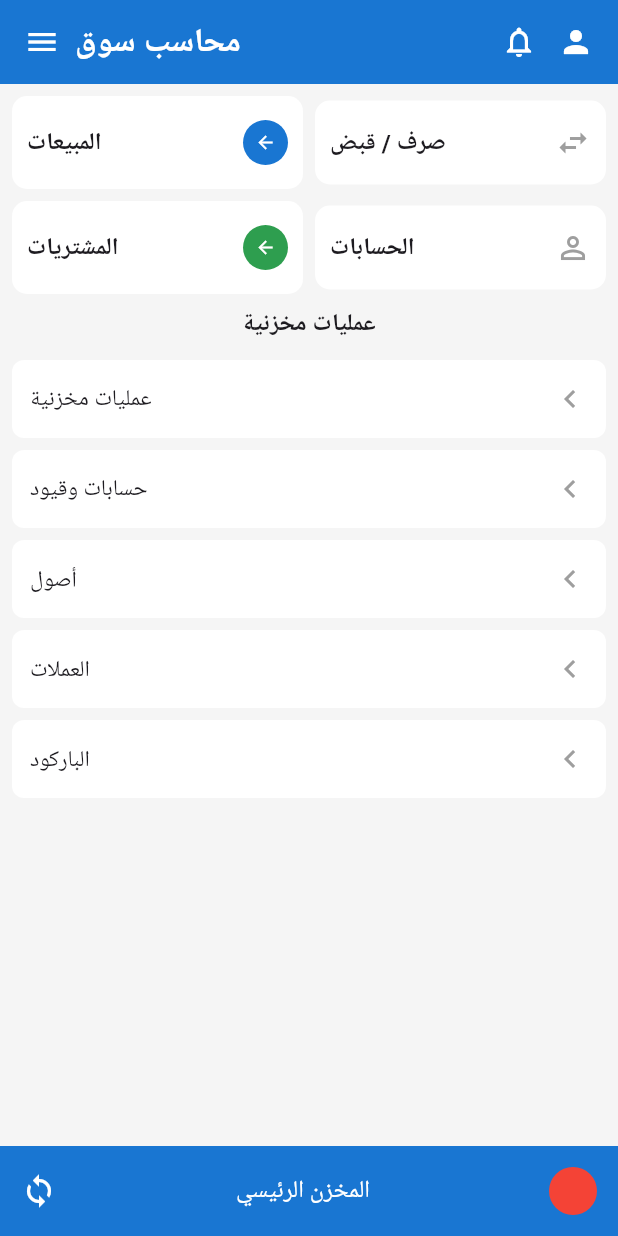
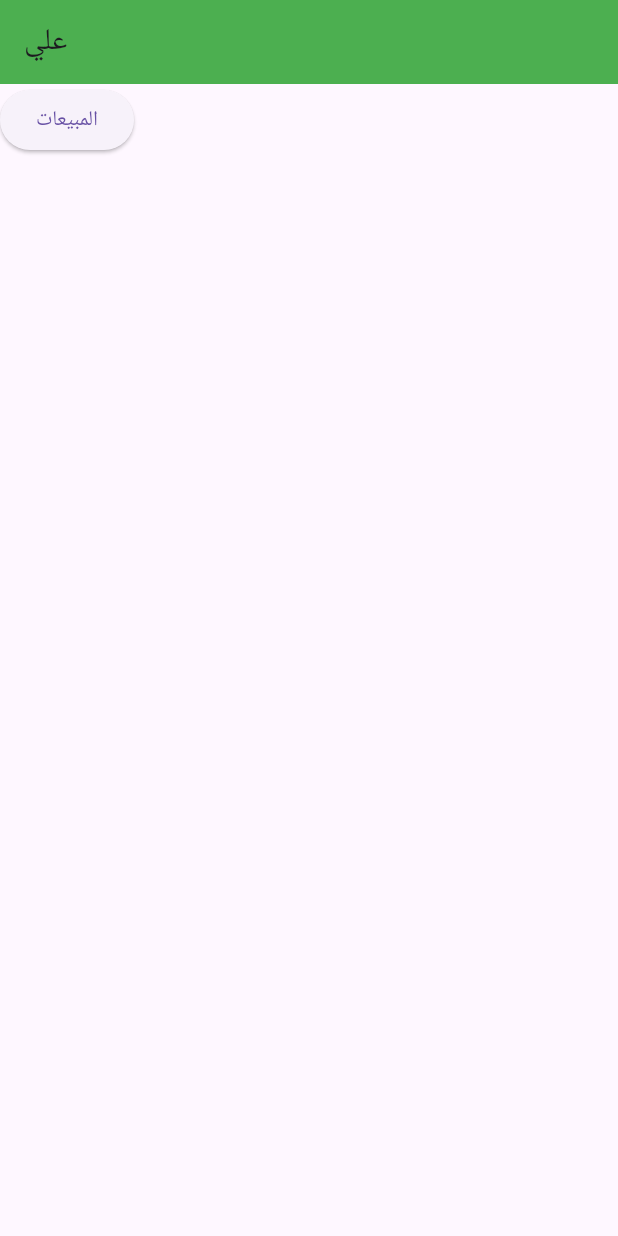
Before and after one commit to walidalsanhani2005-art/mohaseb-app, a Flutter app: the screen it shows after launch, after a tap on "المبيعات", on a phone screen of 412 x 824 dp. Run offline on Flutter 3.47's test engine with Material 3 defaults, Android fonts, the phone set to English and light mode, and no system bars.

Commit message:
Update main.dart

```diff
--- a/lib/main.dart
+++ b/lib/main.dart
@@ -1,141 +1,27 @@
 import 'package:flutter/material.dart';
 
 void main() {
-  runApp(const MyApp());
-}
-
-class MyApp extends StatelessWidget {
-  const MyApp({super.key});
-  @override
-  Widget build(BuildContext context) {
-    return MaterialApp(
-      debugShowCheckedModeBanner: false,
-      title: 'المخزن',
-      theme: ThemeData(primaryColor: const Color(0xFF1976D2)),
-      home: const HomePage(),
-    );
-  }
-}
-
-class HomePage extends StatelessWidget {
-  const HomePage({super.key});
-
-  Widget _cardBlue(String title, Color c) {
-    return InkWell(
-      onTap: () {},
-      child: Container(
-        padding: const EdgeInsets.symmetric(horizontal: 10, vertical: 16),
-        decoration: BoxDecoration(color: Colors.white, borderRadius: BorderRadius.circular(10)),
-        child: Row(
-          mainAxisAlignment: MainAxisAlignment.spaceBetween,
-          children: [
-            Text(title, style: const TextStyle(fontSize: 16, fontWeight: FontWeight.bold)),
-            CircleAvatar(radius: 15, backgroundColor: c, child: const Icon(Icons.arrow_back, size: 14, color: Colors.white)),
-          ],
+  runApp(
+    MaterialApp(
+      home: Scaffold(
+        appBar: AppBar(
+          title: Text(
+            "علي",
+            style: TextStyle(fontSize: 20),
+          ),
+          backgroundColor: Colors.green,
+        ),
+        body: Align(
+          alignment: Alignment.topLeft,
+          child: ElevatedButton(
+            onPressed: () {
+              // هنا ايش يصير لما تضغط الزر
+              print("تم الضغط على الزر");
+            },
+            child: Text("المبيعات"),
+          ),
         ),
       ),
-    );
-  }
-
-  Widget _cardNormal(String title, IconData icon) {
-    return InkWell(
-      onTap: () {},
-      child: Container(
-        padding: const EdgeInsets.symmetric(horizontal: 10, vertical: 16),
-        decoration: BoxDecoration(color: Colors.white, borderRadius: BorderRadius.circular(10)),
-        child: Row(
-          mainAxisAlignment: MainAxisAlignment.spaceBetween,
-          children: [
-            Text(title, style: const TextStyle(fontSize: 16, fontWeight: FontWeight.bold)),
-            Icon(icon, color: Colors.grey),
-          ],
-        ),
-      ),
-    );
-  }
-
-  Widget _tile(String title) {
-    return Container(
-      margin: const EdgeInsets.symmetric(horizontal: 8, vertical: 4),
-      padding: const EdgeInsets.symmetric(horizontal: 12, vertical: 14),
-      decoration: BoxDecoration(color: Colors.white, borderRadius: BorderRadius.circular(8)),
-      child: Row(
-        mainAxisAlignment: MainAxisAlignment.spaceBetween,
-        children: [
-          Text(title, style: const TextStyle(fontSize: 15)),
-          const Icon(Icons.chevron_left, color: Colors.grey),
-        ],
-      ),
-    );
-  }
-
-  @override
-  Widget build(BuildContext context) {
-    return Scaffold(
-      backgroundColor: const Color(0xFFF5F5F5),
-      appBar: AppBar(
-        backgroundColor: const Color(0xFF1976D2),
-        title: const Row(
-          children: [
-            Icon(Icons.menu, color: Colors.white),
-            SizedBox(width: 10),
-            Text('محاسب سوق', style: TextStyle(color: Colors.white, fontWeight: FontWeight.bold)),
-            Spacer(),
-            Icon(Icons.notifications_none, color: Colors.white),
-            SizedBox(width: 14),
-            Icon(Icons.person, color: Colors.white),
-          ],
-        ),
-      ),
-      body: SingleChildScrollView(
-        child: Column(
-          children: [
-            const SizedBox(height: 8),
-            Padding(
-              padding: const EdgeInsets.symmetric(horizontal: 8),
-              child: Row(
-                children: [
-                  Expanded(child: _cardBlue('المبيعات', const Color(0xFF1976D2))),
-                  const SizedBox(width: 8),
-                  Expanded(child: _cardNormal('صرف / قبض', Icons.swap_horiz)),
-                ],
-              ),
-            ),
-            const SizedBox(height: 8),
-            Padding(
-              padding: const EdgeInsets.symmetric(horizontal: 8),
-              child: Row(
-                children: [
-                  Expanded(child: _cardBlue('المشتريات', const Color(0xFF2E9E4F))),
-                  const SizedBox(width: 8),
-                  Expanded(child: _cardNormal('الحسابات', Icons.person_outline)),
-                ],
-              ),
-            ),
-            const SizedBox(height: 8),
-            const Text('عمليات مخزنية', style: TextStyle(fontSize: 16, fontWeight: FontWeight.bold)),
-            const SizedBox(height: 8),
-            _tile('عمليات مخزنية'),
-            _tile('حسابات وقيود'),
-            _tile('أصول'),
-            _tile('العملات'),
-            _tile('الباركود'),
-            const SizedBox(height: 70),
-          ],
-        ),
-      ),
-      bottomNavigationBar: Container(
-        color: const Color(0xFF1976D2),
-        padding: const EdgeInsets.symmetric(horizontal: 14, vertical: 14),
-        child: const Row(
-          mainAxisAlignment: MainAxisAlignment.spaceBetween,
-          children: [
-            Icon(Icons.sync, color: Colors.white),
-            Text('المخزن الرئيسي', style: TextStyle(color: Colors.white, fontSize: 16)),
-            CircleAvatar(radius: 16, backgroundColor: Colors.red),
-          ],
-        ),
-      ),
-    );
-  }
+    ),
+  );
 }
```
